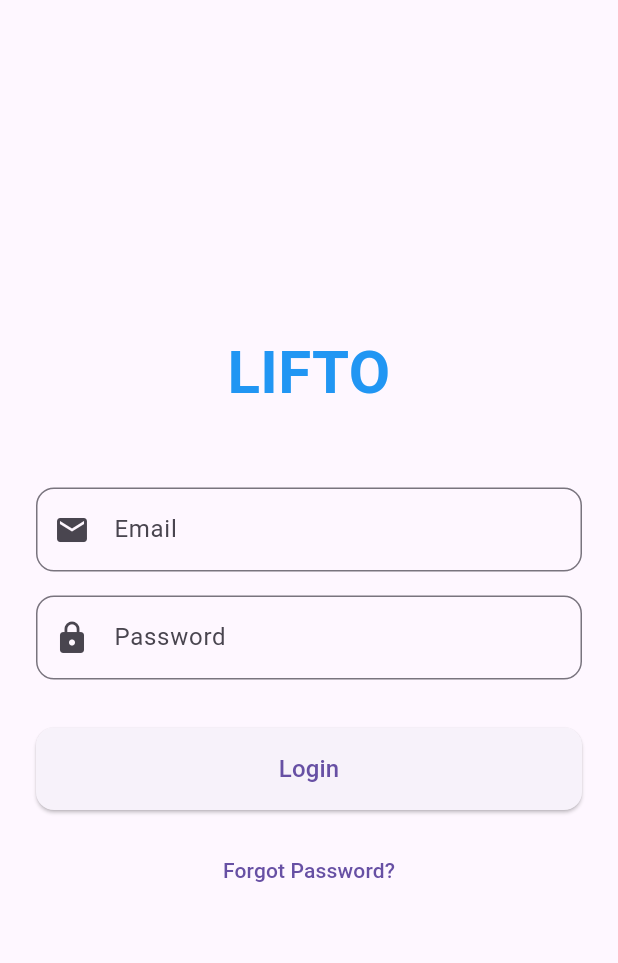
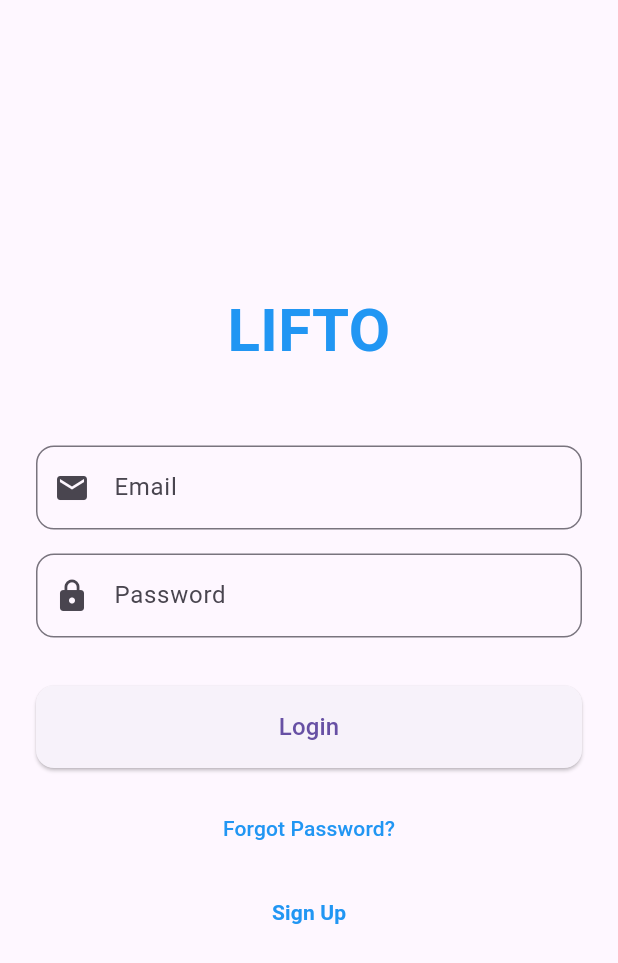
Before and after one commit to emreozt/lifto, a Flutter app: the screen it shows after launch, on a phone screen of 412 x 824 dp. Shown: the top 963 px of the screen. Run offline on Flutter 3.47's test engine with Material 3 defaults, Android fonts, the phone set to English and light mode, and no system bars.

Commit message:
Add Sign Up button and update Forgot Password button style

```diff
--- a/lib/screens/login_screen.dart
+++ b/lib/screens/login_screen.dart
@@ -115,7 +115,25 @@ class _LoginScreenState extends State<LoginScreen> {
                 onPressed: () {
                   // TODO: Implement forgot password
                 },
-                child: const Text('Forgot Password?'),
+                child: const Text(
+                  'Forgot Password?',
+                  style: TextStyle(
+                    color: Colors.blue,
+                  ),
+                ),
+              ),
+              const SizedBox(height: 8),
+              TextButton(
+                onPressed: () {
+                  // TODO: Implement sign up
+                },
+                child: const Text(
+                  'Sign Up',
+                  style: TextStyle(
+                    color: Colors.blue,
+                    fontWeight: FontWeight.bold,
+                  ),
+                ),
               ),
             ],
           ),
```
